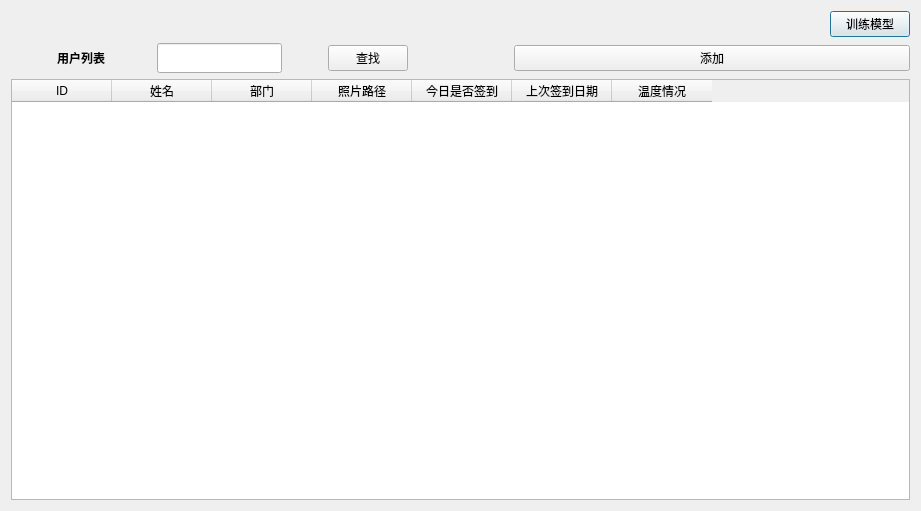
Qt form ui/studeninfodialog.ui (ConstantineQAQ/Feiteng) before a commit.
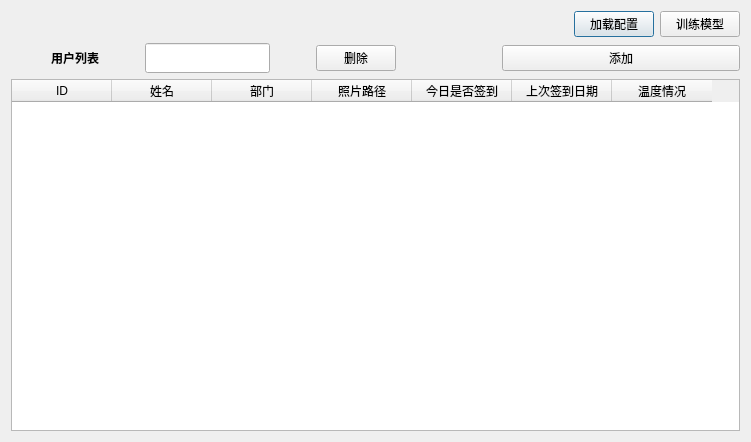
The same form after that commit.

Commit message: V1.1 增加管理员的删除功能

```diff
--- a/ui/studeninfodialog.ui
+++ b/ui/studeninfodialog.ui
@@ -6,8 +6,8 @@
    <rect>
     <x>0</x>
     <y>0</y>
-    <width>921</width>
-    <height>511</height>
+    <width>751</width>
+    <height>442</height>
    </rect>
   </property>
   <property name="windowTitle">
@@ -29,6 +29,13 @@
        </property>
       </spacer>
      </item>
+     <item>
+      <widget class="QPushButton" name="yaml_pushButton">
+       <property name="text">
+        <string>加载配置</string>
+       </property>
+      </widget>
+     </item>
      <item>
       <widget class="QPushButton" name="train_pushButton">
        <property name="text">
@@ -124,7 +131,7 @@
          <item>
           <widget class="QPushButton" name="search_PushButton">
            <property name="text">
-            <string>查找</string>
+            <string>删除</string>
            </property>
           </widget>
          </item>
```
Left out of the diff: 4 changed lines with no effect on the pictures. The commit also changes 86 other files.
